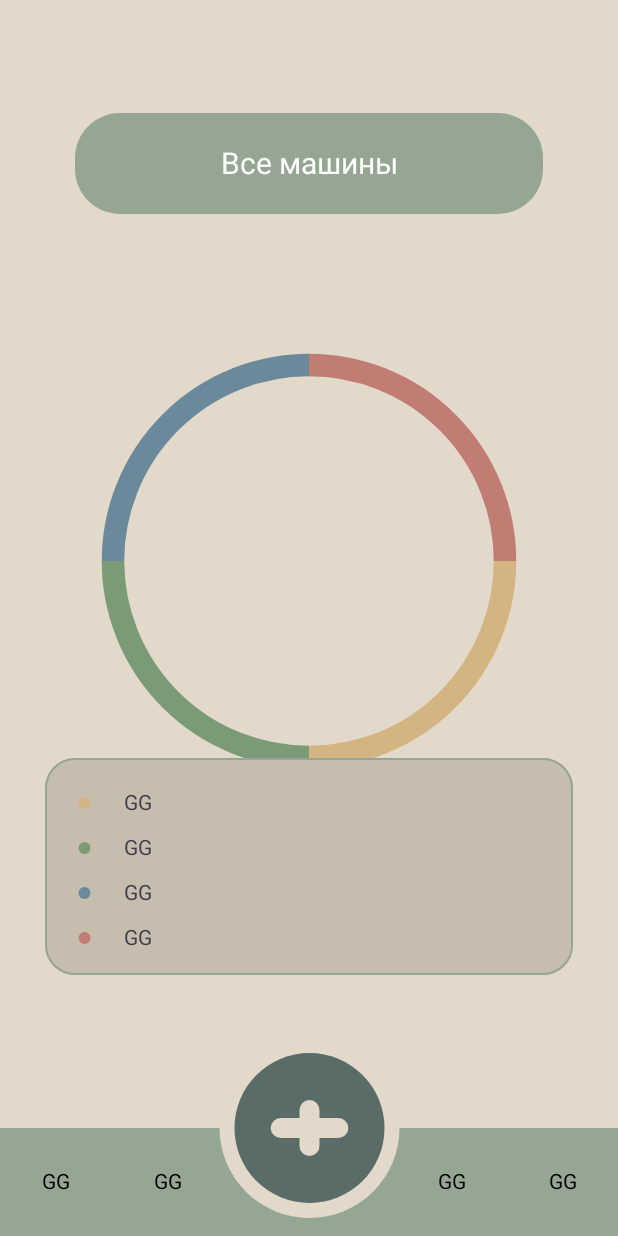
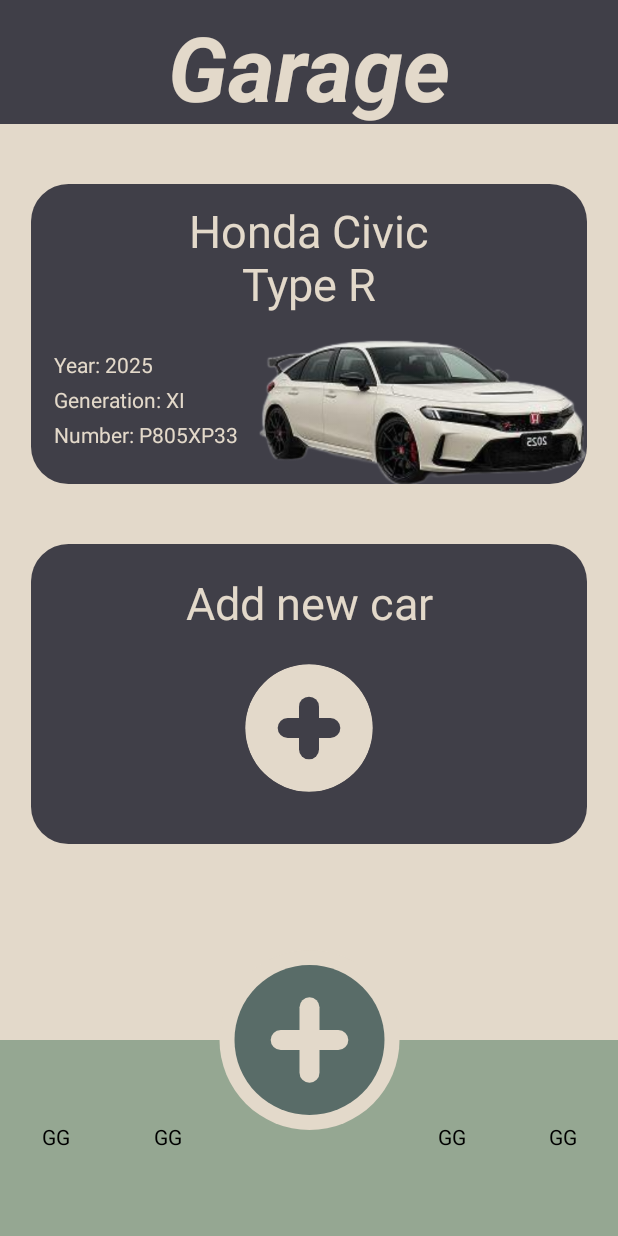
Before and after one commit to Golovakhin/SGMAuto-AutoTrecker, an Android app built with Jetpack Compose: the screen it shows after launch (MainActivity), on a phone screen of 412 x 824 dp. Run offline under Robolectric (Android 15) with nearby library versions, the phone set to English and light mode, and no system bars.

Commit message:
Макет Гаража

```diff
--- a/app/src/main/java/com/example/sgmautotreckerapp/MainActivity.kt
+++ b/app/src/main/java/com/example/sgmautotreckerapp/MainActivity.kt
@@ -23,7 +23,10 @@ import androidx.compose.ui.graphics.Color
 import androidx.compose.ui.text.style.TextDirection.Companion.Content
 import androidx.compose.ui.tooling.preview.Preview
 import androidx.compose.ui.unit.dp
+import com.example.sgmautotreckerapp.commonfunction.Background
 import com.example.sgmautotreckerapp.screens.Content
+import com.example.sgmautotreckerapp.screens.Garage
+
 import com.example.sgmautotreckerapp.screens.Registration
 import com.example.sgmautotreckerapp.screens.login
 import com.example.sgmautotreckerapp.ui.theme.SGMAutoTreckerAppTheme
@@ -34,7 +37,7 @@ class MainActivity : ComponentActivity() {
         super.onCreate(savedInstanceState)
         enableEdgeToEdge()
         setContent {
-            Content()
+            Garage()
         }
     }
 }
--- a/app/src/main/java/com/example/sgmautotreckerapp/screens/Analysis.kt
+++ b/app/src/main/java/com/example/sgmautotreckerapp/screens/Analysis.kt
@@ -38,7 +38,7 @@ import com.example.sgmautotreckerapp.ui.theme.fontLight
 import com.example.sgmautotreckerapp.ui.theme.mainLight
 
 @Composable
-fun AnalysisRing() {
+private fun AnalysisRing() {
     val segments = listOf(
         Segment(circleColor.firstColor, 90f),
         Segment(circleColor.secondColor,90f),
--- /dev/null
+++ b/app/src/main/java/com/example/sgmautotreckerapp/screens/Garage.kt
@@ -0,0 +1,159 @@
+package com.example.sgmautotreckerapp.screens
+
+import android.media.Image
+import android.preference.PreferenceActivity
+import androidx.compose.foundation.Canvas
+import androidx.compose.foundation.background
+
+import androidx.compose.foundation.layout.Box
+import androidx.compose.foundation.layout.Column
+import androidx.compose.foundation.layout.Row
+import androidx.compose.foundation.layout.fillMaxHeight
+import androidx.compose.foundation.layout.fillMaxSize
+import androidx.compose.foundation.layout.fillMaxWidth
+import androidx.compose.foundation.layout.height
+import androidx.compose.foundation.shape.RoundedCornerShape
+import androidx.compose.material3.Text
+import androidx.compose.runtime.Composable
+import androidx.compose.ui.Modifier
+import androidx.compose.ui.draw.clip
+import androidx.compose.ui.graphics.Color
+import androidx.compose.ui.graphics.ImageBitmap
+import androidx.compose.ui.layout.ModifierLocalBeyondBoundsLayout
+import androidx.compose.ui.res.imageResource
+import androidx.compose.ui.unit.dp
+import androidx.compose.ui.unit.sp
+import com.example.sgmautotreckerapp.R
+import com.example.sgmautotreckerapp.ui.theme.fontLight
+import androidx.compose.foundation.Image
+import androidx.compose.foundation.layout.Arrangement
+import androidx.compose.foundation.layout.padding
+import androidx.compose.foundation.layout.size
+import androidx.compose.foundation.layout.width
+import androidx.compose.foundation.shape.CircleShape
+import androidx.compose.foundation.verticalScroll
+import androidx.compose.ui.Alignment
+
+
+import androidx.compose.ui.geometry.Offset
+import androidx.compose.ui.graphics.StrokeCap
+import androidx.compose.ui.graphics.graphicsLayer
+import androidx.compose.ui.layout.ContentScale
+import androidx.compose.ui.text.font.FontStyle
+import androidx.compose.ui.text.font.FontWeight
+import androidx.compose.ui.unit.IntSize
+import com.example.sgmautotreckerapp.commonfunction.Background
+import com.example.sgmautotreckerapp.commonfunction.Navigation
+import com.example.sgmautotreckerapp.ui.theme.backgroundLight
+import com.example.sgmautotreckerapp.ui.theme.mainLight
+import org.w3c.dom.Text
+
+@Composable
+public fun Garage(){
+    Background()
+    Column() {
+        Header()
+        GarageCar("Honda Civic", "Type R", "XI", 2025, "Р805ХР33", "22")
+        NewCar()
+        Navigation()
+
+    }
+
+}
+@Composable
+public fun GarageCar(mark: String,model:String, generation: String, year: Int, gosNumber: String, image: String) {
+    Row(Modifier.fillMaxWidth().padding(top = 40.dp).height(200.dp), horizontalArrangement = Arrangement.Center) {
+        Box(
+            Modifier.fillMaxWidth(0.9f).fillMaxHeight()
+                .height(200.dp)
+                .clip(RoundedCornerShape(25.dp))
+                .background(fontLight)
+        ) {
+            Column(Modifier.fillMaxSize()) {
+                Row(
+                    Modifier.fillMaxWidth().fillMaxHeight(0.5f),
+                    horizontalArrangement = Arrangement.Center,
+                    verticalAlignment = Alignment.CenterVertically
+                )
+                {
+                    Column(horizontalAlignment = Alignment.CenterHorizontally) {
+                        Text(text = mark, fontSize = 30.sp, color = backgroundLight)
+                        Text(text = model, fontSize = 30.sp, color = backgroundLight)
+                    }
+
+                }
+                Row(Modifier.fillMaxSize()) {
+                    Row(Modifier.fillMaxHeight().fillMaxWidth(0.4f), verticalAlignment = Alignment.CenterVertically) {
+                        Column(Modifier.padding(start = 15.dp, bottom = 10.dp), verticalArrangement = Arrangement.Center) {
+                            Text(text = "Year: $year", fontSize = 14.sp, lineHeight = 23.sp, color = backgroundLight)
+                            Text(text = "Generation: $generation", fontSize = 14.sp, lineHeight = 23.sp, color = backgroundLight)
+                            Text(text = "Number: $gosNumber", fontSize = 14.sp, lineHeight = 23.sp, color = backgroundLight)
+                        }
+                    }
+                    Row(Modifier.fillMaxSize()) {
+                        Image(
+                            bitmap = ImageBitmap.imageResource(R.drawable.civic),
+                            contentDescription = "22",
+                            modifier = Modifier.fillMaxSize()
+                        )
+                    }
+
+
+                }
+            }
+        }
+
+    }
+}
+
+@Composable
+private fun NewCar(){
+    Row(Modifier.fillMaxWidth().padding(top = 40.dp).height(200.dp), horizontalArrangement = Arrangement.Center){
+        Box(
+            Modifier.fillMaxWidth(0.9f).fillMaxHeight()
+                .height(200.dp)
+                .clip(RoundedCornerShape(25.dp))
+                .background(fontLight)
+        ) {
+            Column() {
+                Row(Modifier.fillMaxWidth().fillMaxHeight(0.4f), horizontalArrangement = Arrangement.Center, verticalAlignment = Alignment.CenterVertically) {
+                    Text(text = "Add new car", color = backgroundLight, fontSize = 30.sp,)
+                }
+                Row(Modifier.fillMaxSize(), horizontalArrangement = Arrangement.Center) {
+                    Canvas(Modifier.size(85.dp).clip(shape = CircleShape)) {
+
+                        drawCircle(
+                            color = backgroundLight,
+                            radius = 42.5.dp.toPx(),
+
+                        )
+
+                        drawLine(
+                            color = fontLight,
+                            start = Offset(x = size.width/3,y = size.height/2),
+                            end = Offset(x = size.width - size.width/3,y = size.height/2),
+                            strokeWidth = 20f,
+                            cap = StrokeCap.Round
+
+                        )
+                        drawLine(
+                            color = fontLight,
+                            start = Offset(x = size.width/2,y = size.height/3),
+                            end = Offset(x = size.width/2,y = size.height - size.height/3),
+                            strokeWidth = 20f,
+                            cap = StrokeCap.Round
+                        )
+                    }
+                }
+            }
+
+        }
+    }
+}
+
+@Composable
+private fun Header(){
+Row(Modifier.fillMaxWidth().fillMaxHeight(0.10f).background(fontLight), horizontalArrangement = Arrangement.Center, verticalAlignment = Alignment.Bottom) {
+    Text(text = "Garage", fontSize = 60.sp, fontWeight = FontWeight.Bold, fontStyle = FontStyle.Italic, color = backgroundLight)
+}
+}
```
Also changed, not shown: app/src/main/res/drawable/civic.png (added).
